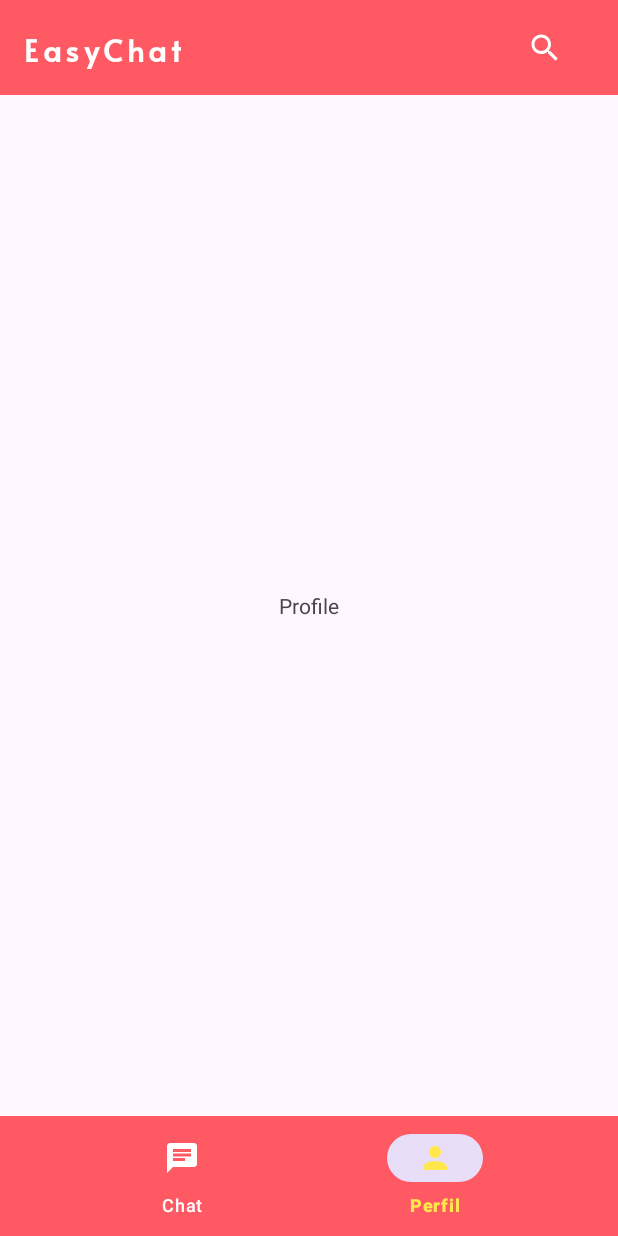
After one commit to M4n-Co/EasyChat, an Android app: the ProfileFragment screen opened through its navigation route, on a phone screen of 412 x 824 dp. The commit adds this screen. Run offline under Robolectric (Android 15) with nearby library versions, the phone set to English and light mode, and no system bars; our stand-ins replace navigation-ui.

Commit message:
Naviacion de homeActivity creada

```diff
--- a/app/src/main/AndroidManifest.xml
+++ b/app/src/main/AndroidManifest.xml
@@ -13,7 +13,7 @@
         android:theme="@style/Theme.EasyChat"
         tools:targetApi="31" >
         <activity
-            android:name=".home.HomeActivity"
+            android:name=".home.activity.HomeActivity"
             android:exported="false" />
         <activity
             android:name=".login.activity.LoginActivity"
--- a/app/src/main/java/com/example/easychat/home/HomeActivity.kt
+++ /dev/null
@@ -1,12 +0,0 @@
-package com.example.easychat.home
-
-import androidx.appcompat.app.AppCompatActivity
-import android.os.Bundle
-import com.example.easychat.R
-
-class HomeActivity : AppCompatActivity() {
-    override fun onCreate(savedInstanceState: Bundle?) {
-        super.onCreate(savedInstanceState)
-        setContentView(R.layout.activity_home)
-    }
-}
--- /dev/null
+++ b/app/src/main/java/com/example/easychat/home/activity/HomeActivity.kt
@@ -0,0 +1,33 @@
+package com.example.easychat.home.activity
+
+import androidx.appcompat.app.AppCompatActivity
+import android.os.Bundle
+import androidx.navigation.NavController
+import androidx.navigation.fragment.NavHostFragment
+import androidx.navigation.ui.setupWithNavController
+import com.example.easychat.R
+import com.example.easychat.databinding.ActivityHomeBinding
+
+class HomeActivity : AppCompatActivity() {
+    private lateinit var binding : ActivityHomeBinding
+    private lateinit var navController : NavController
+
+    override fun onCreate(savedInstanceState: Bundle?) {
+        super.onCreate(savedInstanceState)
+        binding = ActivityHomeBinding.inflate(layoutInflater)
+        setContentView(binding.root)
+
+        initUI()
+
+    }
+
+    private fun initUI() {
+        initNavigation()
+    }
+
+    private fun initNavigation() {
+        val navHost = supportFragmentManager.findFragmentById(R.id.fcHome) as NavHostFragment
+        navController = navHost.navController
+        binding.BottomNavView.setupWithNavController(navController)
+    }
+}
--- /dev/null
+++ b/app/src/main/java/com/example/easychat/home/fragments/ChatFragment.kt
@@ -0,0 +1,20 @@
+package com.example.easychat.home.fragments
+
+import android.os.Bundle
+import androidx.fragment.app.Fragment
+import android.view.LayoutInflater
+import android.view.View
+import android.view.ViewGroup
+import com.example.easychat.R
+
+class ChatFragment : Fragment() {
+
+    override fun onCreateView(
+        inflater: LayoutInflater, container: ViewGroup?,
+        savedInstanceState: Bundle?
+    ): View? {
+        // Inflate the layout for this fragment
+        return inflater.inflate(R.layout.fragment_chat, container, false)
+    }
+
+}
--- /dev/null
+++ b/app/src/main/java/com/example/easychat/home/fragments/ProfileFragment.kt
@@ -0,0 +1,22 @@
+package com.example.easychat.home.fragments
+
+import android.os.Bundle
+import androidx.fragment.app.Fragment
+import android.view.LayoutInflater
+import android.view.View
+import android.view.ViewGroup
+import com.example.easychat.R
+
+class ProfileFragment : Fragment() {
+    override fun onCreate(savedInstanceState: Bundle?) {
+        super.onCreate(savedInstanceState)
+    }
+
+    override fun onCreateView(
+        inflater: LayoutInflater, container: ViewGroup?,
+        savedInstanceState: Bundle?
+    ): View? {
+        // Inflate the layout for this fragment
+        return inflater.inflate(R.layout.fragment_profile, container, false)
+    }
+}
--- a/app/src/main/java/com/example/easychat/login/fragments/UserNameFragment.kt
+++ b/app/src/main/java/com/example/easychat/login/fragments/UserNameFragment.kt
@@ -10,7 +10,7 @@ import androidx.core.view.isVisible
 import androidx.core.widget.doAfterTextChanged
 import androidx.navigation.fragment.navArgs
 import com.example.easychat.databinding.FragmentUserNameBinding
-import com.example.easychat.home.HomeActivity
+import com.example.easychat.home.activity.HomeActivity
 import com.example.easychat.login.model.UserModel
 import com.example.easychat.utils.FirebaseUtil
 import com.google.firebase.Timestamp
--- a/app/src/main/java/com/example/easychat/splash/MainActivity.kt
+++ b/app/src/main/java/com/example/easychat/splash/MainActivity.kt
@@ -5,7 +5,7 @@ import androidx.appcompat.app.AppCompatActivity
 import android.os.Bundle
 import androidx.core.splashscreen.SplashScreen.Companion.installSplashScreen
 import com.example.easychat.R
-import com.example.easychat.home.HomeActivity
+import com.example.easychat.home.activity.HomeActivity
 import com.example.easychat.login.activity.LoginActivity
 import com.example.easychat.utils.FirebaseUtil
 
--- /dev/null
+++ b/app/src/main/res/color/bottom_nav_selector.xml
@@ -0,0 +1,7 @@
+<?xml version="1.0" encoding="utf-8"?>
+<selector xmlns:android="http://schemas.android.com/apk/res/android">
+
+    <item android:color="@color/secondary" android:state_checked="true"/>
+    <item android:color="@color/white"/>
+
+</selector>
--- /dev/null
+++ b/app/src/main/res/drawable/ic_search.xml
@@ -0,0 +1,5 @@
+<vector android:height="24dp" android:tint="#FFFFFF"
+    android:viewportHeight="24" android:viewportWidth="24"
+    android:width="24dp" xmlns:android="http://schemas.android.com/apk/res/android">
+    <path android:fillColor="@android:color/white" android:pathData="M15.5,14h-0.79l-0.28,-0.27C15.41,12.59 16,11.11 16,9.5 16,5.91 13.09,3 9.5,3S3,5.91 3,9.5 5.91,16 9.5,16c1.61,0 3.09,-0.59 4.23,-1.57l0.27,0.28v0.79l5,4.99L20.49,19l-4.99,-5zM9.5,14C7.01,14 5,11.99 5,9.5S7.01,5 9.5,5 14,7.01 14,9.5 11.99,14 9.5,14z"/>
+</vector>
--- a/app/src/main/res/layout/activity_home.xml
+++ b/app/src/main/res/layout/activity_home.xml
@@ -5,16 +5,63 @@
     xmlns:app="http://schemas.android.com/apk/res-auto"
     android:layout_width="match_parent"
     android:layout_height="match_parent"
-    tools:context=".home.HomeActivity">
+    tools:context=".home.activity.HomeActivity">
 
-    <TextView
-        android:id="@+id/textView"
-        android:layout_width="wrap_content"
+    <androidx.constraintlayout.widget.ConstraintLayout
+        android:id="@+id/tbTitle"
+        android:layout_width="match_parent"
         android:layout_height="wrap_content"
-        android:text="Home"
-        android:textAppearance="@style/h6"
+        android:background="@color/primary"
+        app:layout_constraintTop_toTopOf="parent"
+        app:layout_constraintStart_toStartOf="parent"
+        app:layout_constraintEnd_toEndOf="parent">
+
+        <TextView
+            android:id="@+id/tvTitle"
+            android:layout_width="wrap_content"
+            android:layout_height="wrap_content"
+            android:text="@string/app_name"
+            android:padding="16dp"
+            android:textAppearance="@style/h6"
+            android:textColor="@color/white"
+            app:layout_constraintTop_toTopOf="parent"
+            app:layout_constraintStart_toStartOf="parent"/>
+
+        <ImageButton
+            android:layout_width="65dp"
+            android:layout_height="0dp"
+            android:layout_marginEnd="16dp"
+            android:src="@drawable/ic_search"
+            android:background="?attr/selectableItemBackgroundBorderless"
+            android:contentDescription="@null"
+            app:layout_constraintTop_toTopOf="@id/tvTitle"
+            app:layout_constraintBottom_toBottomOf="@id/tvTitle"
+            app:layout_constraintEnd_toEndOf="parent"/>
+
+    </androidx.constraintlayout.widget.ConstraintLayout>
+
+    <androidx.fragment.app.FragmentContainerView
+        android:id="@+id/fcHome"
+        android:name="androidx.navigation.fragment.NavHostFragment"
+        android:layout_width="0dp"
+        android:layout_height="0dp"
+        app:defaultNavHost="true"
+        app:navGraph="@navigation/home_graph"
+        app:layout_constraintTop_toBottomOf="@id/tbTitle"
+        app:layout_constraintBottom_toTopOf="@id/BottomNavView"
+        app:layout_constraintStart_toStartOf="parent"
+        app:layout_constraintEnd_toEndOf="parent"/>
+
+    <com.google.android.material.bottomnavigation.BottomNavigationView
+        android:id="@+id/BottomNavView"
+        android:layout_width="0dp"
+        android:layout_height="wrap_content"
+        android:background="@color/primary"
+        app:itemIconTint="@color/bottom_nav_selector"
+        app:itemTextColor="@color/bottom_nav_selector"
+        app:menu="@menu/bottom_menu"
         app:layout_constraintBottom_toBottomOf="parent"
-        app:layout_constraintEnd_toEndOf="parent"
         app:layout_constraintStart_toStartOf="parent"
-        app:layout_constraintTop_toTopOf="parent" />
+        app:layout_constraintEnd_toEndOf="parent"/>
+
 </androidx.constraintlayout.widget.ConstraintLayout>
--- /dev/null
+++ b/app/src/main/res/layout/fragment_chat.xml
@@ -0,0 +1,20 @@
+<?xml version="1.0" encoding="utf-8"?>
+<androidx.constraintlayout.widget.ConstraintLayout xmlns:android="http://schemas.android.com/apk/res/android"
+    xmlns:app="http://schemas.android.com/apk/res-auto"
+    xmlns:tools="http://schemas.android.com/tools"
+    android:layout_width="match_parent"
+    android:layout_height="match_parent"
+    tools:context=".home.fragments.ChatFragment">
+
+    <!-- TODO: Update blank fragment layout -->
+    <TextView
+        android:id="@+id/textView2"
+        android:layout_width="wrap_content"
+        android:layout_height="wrap_content"
+        android:text="Chat"
+        app:layout_constraintBottom_toBottomOf="parent"
+        app:layout_constraintEnd_toEndOf="parent"
+        app:layout_constraintStart_toStartOf="parent"
+        app:layout_constraintTop_toTopOf="parent" />
+
+</androidx.constraintlayout.widget.ConstraintLayout>
--- /dev/null
+++ b/app/src/main/res/layout/fragment_profile.xml
@@ -0,0 +1,19 @@
+<?xml version="1.0" encoding="utf-8"?>
+<androidx.constraintlayout.widget.ConstraintLayout xmlns:android="http://schemas.android.com/apk/res/android"
+    xmlns:app="http://schemas.android.com/apk/res-auto"
+    xmlns:tools="http://schemas.android.com/tools"
+    android:layout_width="match_parent"
+    android:layout_height="match_parent"
+    tools:context=".home.fragments.ProfileFragment">
+
+    <TextView
+        android:id="@+id/textView3"
+        android:layout_width="wrap_content"
+        android:layout_height="wrap_content"
+        android:text="Profile"
+        app:layout_constraintBottom_toBottomOf="parent"
+        app:layout_constraintEnd_toEndOf="parent"
+        app:layout_constraintStart_toStartOf="parent"
+        app:layout_constraintTop_toTopOf="parent" />
+
+</androidx.constraintlayout.widget.ConstraintLayout>
--- /dev/null
+++ b/app/src/main/res/menu/bottom_menu.xml
@@ -0,0 +1,12 @@
+<?xml version="1.0" encoding="utf-8"?>
+<menu xmlns:android="http://schemas.android.com/apk/res/android">
+    <item
+        android:id="@+id/chatFragment"
+        android:title="Chat"
+        android:icon="@drawable/ic_chat"/>
+
+    <item
+        android:id="@+id/profileFragment"
+        android:title="Perfil"
+        android:icon="@drawable/ic_user"/>
+</menu>
--- /dev/null
+++ b/app/src/main/res/navigation/home_graph.xml
@@ -0,0 +1,18 @@
+<?xml version="1.0" encoding="utf-8"?>
+<navigation xmlns:android="http://schemas.android.com/apk/res/android"
+    xmlns:app="http://schemas.android.com/apk/res-auto"
+    xmlns:tools="http://schemas.android.com/tools"
+    android:id="@+id/home_graph"
+    app:startDestination="@id/chatFragment">
+
+    <fragment
+        android:id="@+id/chatFragment"
+        android:name="com.example.easychat.home.fragments.ChatFragment"
+        android:label="fragment_chat"
+        tools:layout="@layout/fragment_chat" />
+    <fragment
+        android:id="@+id/profileFragment"
+        android:name="com.example.easychat.home.fragments.ProfileFragment"
+        android:label="fragment_profile"
+        tools:layout="@layout/fragment_profile" />
+</navigation>
```
